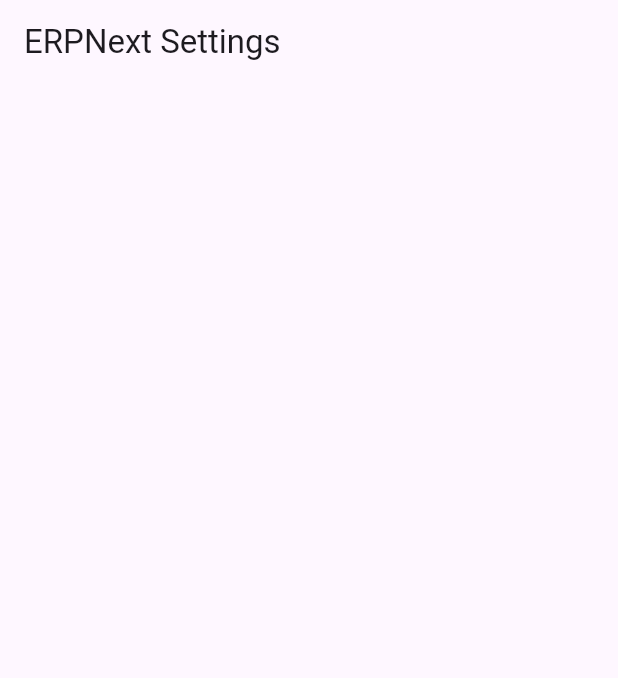
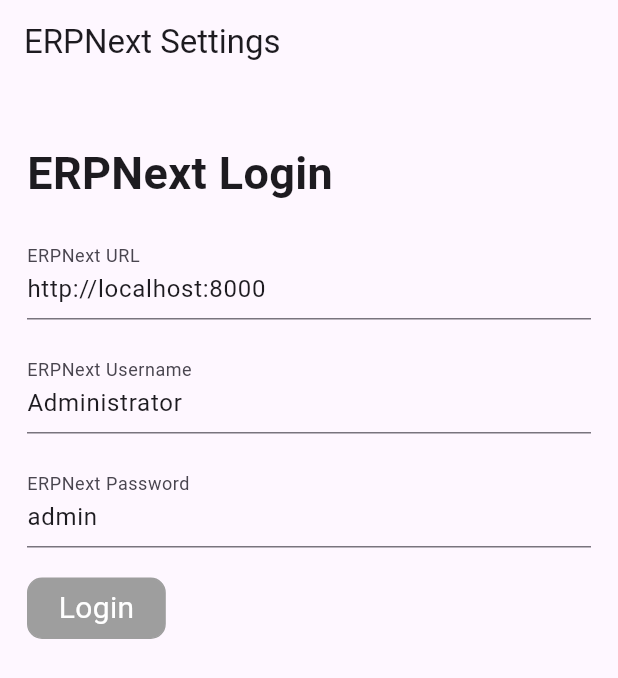
Before and after one commit to irvine-sixguys/sales-order-app, a Flutter app: the ERPNextScreen screen opened by its route, on a phone screen of 412 x 824 dp. Shown: the top 678 px of the screen. Run offline on Flutter 3.47's test engine with Material 3 defaults, Android fonts, the phone set to English and light mode, and no system bars; our stand-ins replace camera, dio, firebase_core, flutter_dotenv, flutter_riverpod, go_router and 1 more; missing offline and left inert: flutter_exif_rotation, google_mlkit_commons, google_mlkit_text_recognition; accounts and stored records are empty.

Commit message:
Feat: ERPNext Plugin & Login UI

```diff
--- a/lib/main.dart
+++ b/lib/main.dart
@@ -8,7 +8,8 @@
 void main() async {
   WidgetsFlutterBinding.ensureInitialized();
 
-  await dotenv.load(fileName: "env");
+  await dotenv.load(fileName: "env"); // Flutter Web
+  // await dotenv.load(fileName: ".env"); // Flutter Phone
 
   await Firebase.initializeApp(
     options: DefaultFirebaseOptions.currentPlatform,
--- a/lib/ui/erpnext/erpnext_screen.dart
+++ b/lib/ui/erpnext/erpnext_screen.dart
@@ -1,13 +1,71 @@
 import 'package:flutter/material.dart';
 import 'package:flutter_riverpod/flutter_riverpod.dart';
+import 'package:six_guys/utils/erpnext_api.dart';
 
 class ERPNextScreen extends ConsumerWidget {
   const ERPNextScreen({super.key});
 
   @override
   Widget build(BuildContext context, WidgetRef ref) {
+    final erpnextAPI = ref.watch(erpApiProvider);
+
+    final urlTextController = TextEditingController(text: erpnextAPI.url);
+    final usernameTextController = TextEditingController(text: erpnextAPI.username);
+    final passwordTextController = TextEditingController(text: erpnextAPI.password);
+
     return Scaffold(
-      appBar: AppBar(title: const Text("ERPNext Settings")),
-    );
+        appBar: AppBar(title: const Text("ERPNext Settings")),
+        body: SafeArea(
+            child: SingleChildScrollView(
+                child: Padding(
+                    padding: const EdgeInsets.all(18.0),
+                    child: Column(
+                      crossAxisAlignment: CrossAxisAlignment.start,
+                      children: [
+                        const SizedBox(height: 20),
+                        const Text("ERPNext Login", style: TextStyle(fontSize: 30, fontWeight: FontWeight.bold)),
+                        const SizedBox(height: 20),
+                        TextField(
+                          controller: urlTextController,
+                          decoration: const InputDecoration(
+                            labelText: 'ERPNext URL',
+                          ),
+                        ),
+                        const SizedBox(height: 20),
+                        TextField(
+                          controller: usernameTextController,
+                          decoration: const InputDecoration(
+                            labelText: 'ERPNext Username',
+                          ),
+                        ),
+                        const SizedBox(height: 20),
+                        TextField(
+                          controller: passwordTextController,
+                          decoration: const InputDecoration(
+                            labelText: 'ERPNext Password',
+                          ),
+                        ),
+                        const SizedBox(
+                          height: 20,
+                        ),
+                        InkWell(
+                            onTap: () {
+                              ref
+                                  .read(erpApiProvider.notifier)
+                                  .login(url: urlTextController.text, username: usernameTextController.text, password: passwordTextController.text);
+                            },
+                            child: Ink(
+                              decoration: BoxDecoration(
+                                color: Colors.grey,
+                                border: Border.all(color: Colors.grey),
+                                borderRadius: BorderRadius.circular(10),
+                              ),
+                              child: Container(
+                                padding: const EdgeInsets.symmetric(vertical: 5, horizontal: 20),
+                                child: const Text("Login", style: TextStyle(fontSize: 20, color: Colors.white)),
+                              ),
+                            ))
+                      ],
+                    )))));
   }
 }
--- /dev/null
+++ b/lib/utils/erpnext_api.dart
@@ -0,0 +1,71 @@
+import 'package:dio/dio.dart';
+import 'package:flutter_riverpod/flutter_riverpod.dart';
+
+final erpApiProvider = StateNotifierProvider<ERPAPINotifier, ERPNextAPI>((ref) => ERPAPINotifier());
+
+class ERPAPINotifier extends StateNotifier<ERPNextAPI> {
+  final _dio = Dio();
+  ERPAPINotifier() : super(ERPNextAPI());
+
+  void login({
+    required String url,
+    required String username,
+    required String password,
+  }) async {
+    state = state.copyWith(
+      url: url,
+      username: username,
+      password: password,
+    );
+
+    try {
+      final response = await _dio.post("${state.url}/api/method/login",
+          data: {
+            "usr": state.username,
+            "pwd": state.password,
+          },
+          options: Options(
+            headers: {"Content-Type": "application/json", "Accept": "application/json"},
+          ));
+      print(response.headers["set-cookie"]);
+    } on DioException catch (e) {
+      print(e);
+    }
+  }
+
+  void changeUrl(String url) {
+    state = state.copyWith(url: url);
+  }
+
+  void logout() {
+    state = ERPNextAPI();
+  }
+}
+
+class ERPNextAPI {
+  final String url;
+  final String username;
+  final String password;
+  final String? loginCookie;
+
+  ERPNextAPI({
+    this.url = "http://localhost:8000",
+    this.username = "Administrator",
+    this.password = "admin",
+    this.loginCookie,
+  });
+
+  ERPNextAPI copyWith({
+    String? url,
+    String? username,
+    String? password,
+    String? loginCookie,
+  }) {
+    return ERPNextAPI(
+      url: url ?? this.url,
+      username: username ?? this.username,
+      password: password ?? this.password,
+      loginCookie: loginCookie ?? this.loginCookie,
+    );
+  }
+}
--- a/pubspec.yaml
+++ b/pubspec.yaml
@@ -74,6 +74,7 @@
     - assets/demo/
     - assets/
     - assets/env
+    - .env
 
   # An image asset can refer to one or more resolution-specific "variants", see
   # https://flutter.dev/assets-and-images/#resolution-aware
```
